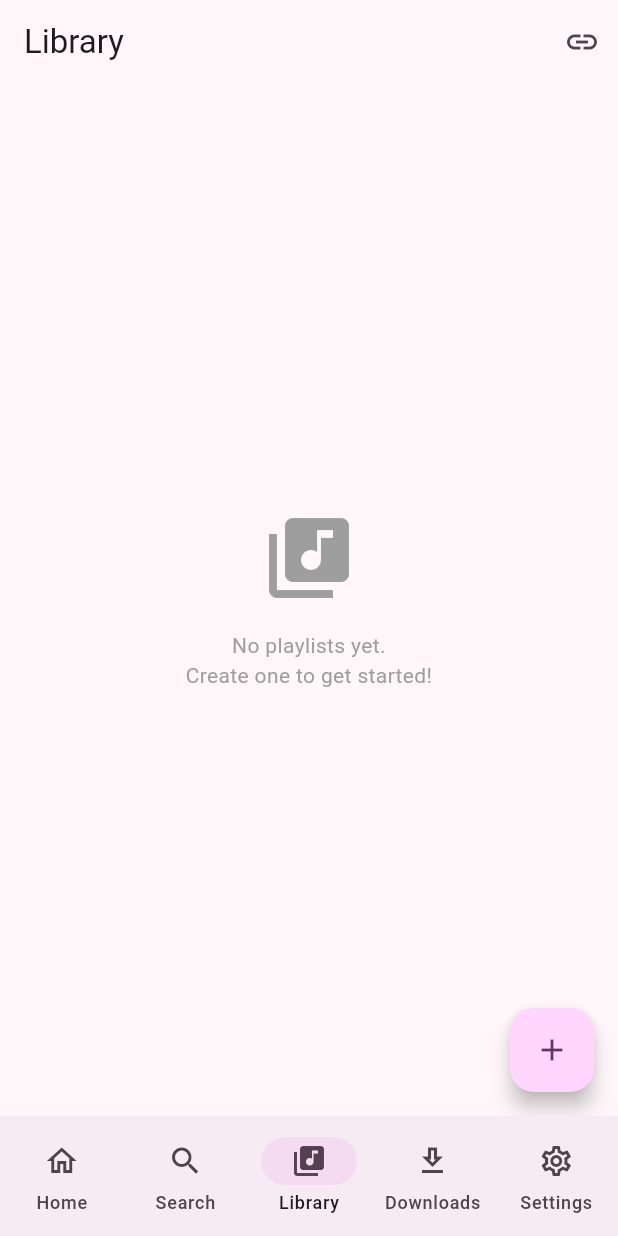
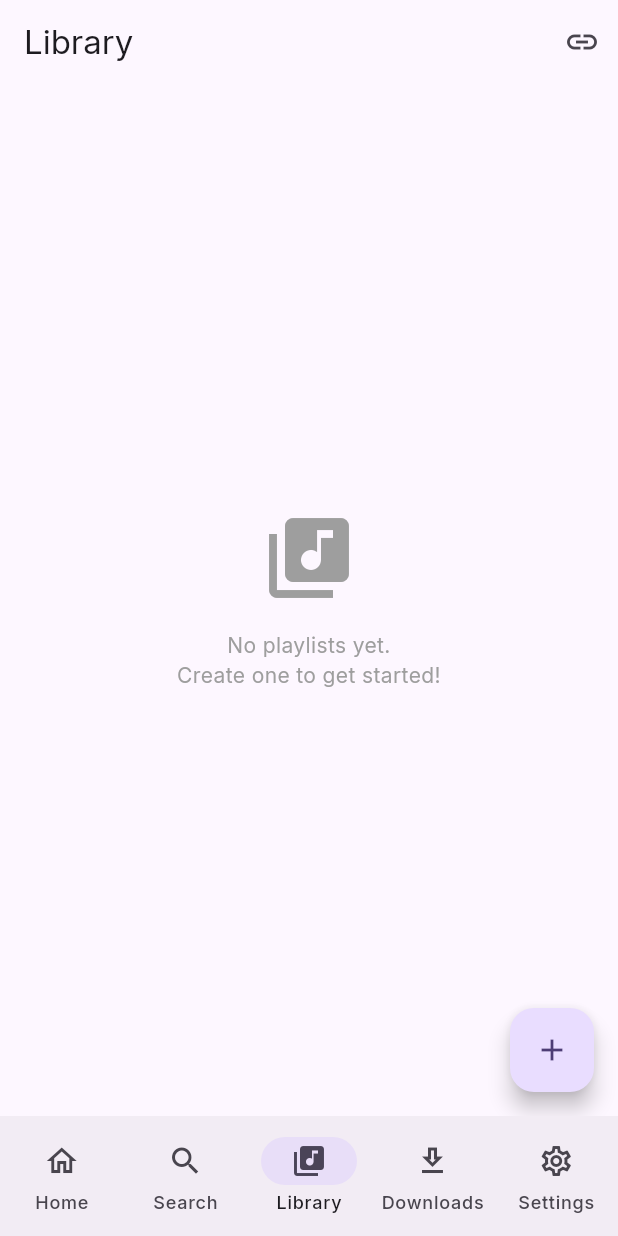
Before and after one commit to charl1107/nekomusic, a Flutter app: the screen it shows after launch, item 3 of the bottom bar chosen, on a phone screen of 412 x 824 dp. Run offline on Flutter 3.47's test engine with Material 3 defaults, Android fonts, the phone set to English and light mode, and no system bars; our stand-ins replace dio, google_fonts, hive_flutter, just_audio, permission_handler; missing offline and left inert: dart:html; accounts and stored records are empty.

Commit message:
feat: update theme with modern Material 3 design

```diff
--- a/flutter_app/lib/theme/app_theme.dart
+++ b/flutter_app/lib/theme/app_theme.dart
@@ -1,39 +1,40 @@
 import 'package:flutter/material.dart';
+import 'package:google_fonts/google_fonts.dart';
 
 class AppTheme {
-  static ThemeData get lightTheme {
-    return ThemeData(
+  static ThemeData lightTheme = ThemeData(
     useMaterial3: true,
     brightness: Brightness.light,
-      colorSchemeSeed: Colors.purple,
+    colorSchemeSeed: const Color(0xFF6750A4),
+    textTheme: GoogleFonts.interTextTheme(),
+    cardTheme: CardThemeData(
+      elevation: 0,
+      shape: RoundedRectangleBorder(
+        borderRadius: BorderRadius.all(Radius.circular(16)),
+      ),
+    ),
     appBarTheme: const AppBarTheme(
       centerTitle: false,
       elevation: 0,
+      scrolledUnderElevation: 1,
     ),
+  );
+
+  static ThemeData darkTheme = ThemeData(
+    useMaterial3: true,
+    brightness: Brightness.dark,
+    colorSchemeSeed: const Color(0xFF6750A4),
+    textTheme: GoogleFonts.interTextTheme(ThemeData.dark().textTheme),
     cardTheme: CardThemeData(
       elevation: 0,
       shape: RoundedRectangleBorder(
-          borderRadius: BorderRadius.circular(12),
+        borderRadius: BorderRadius.all(Radius.circular(16)),
       ),
+    ),
+    appBarTheme: const AppBarTheme(
+      centerTitle: false,
+      elevation: 0,
+      scrolledUnderElevation: 1,
     ),
   );
 }
-
-  static ThemeData get darkTheme {
-    return ThemeData(
-      useMaterial3: true,
-      brightness: Brightness.dark,
-      colorSchemeSeed: Colors.purple,
-      appBarTheme: const AppBarTheme(
-        centerTitle: false,
-        elevation: 0,
-      ),
-      cardTheme: CardThemeData(
-        elevation: 0,
-        shape: RoundedRectangleBorder(
-          borderRadius: BorderRadius.circular(12),
-        ),
-      ),
-    );
-  }
-}
```
Lines whose indentation alone changed are shown as unchanged.
